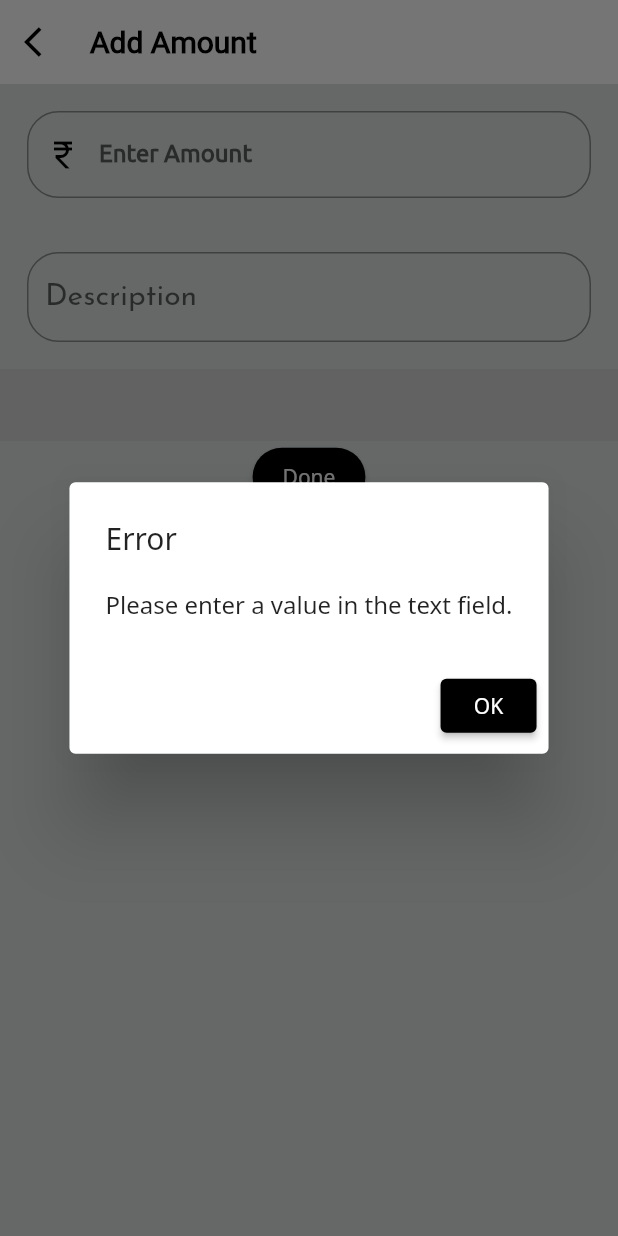
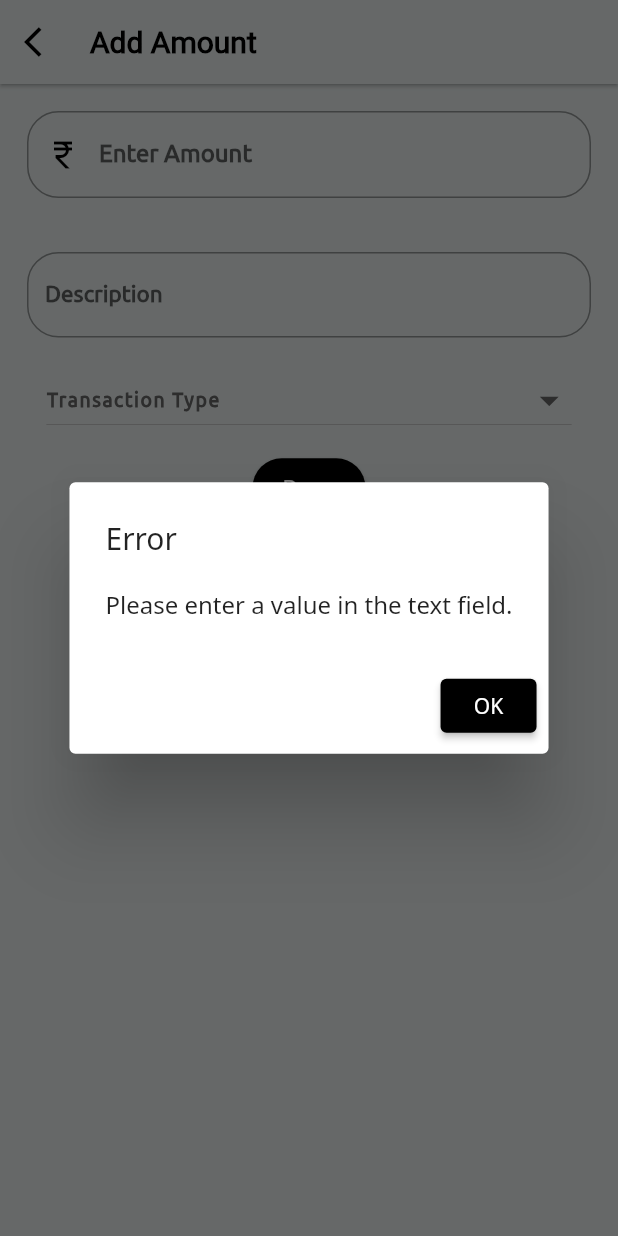
Before and after one commit to RangaKomalSai/budget_tracker, a Flutter app: the AddExpense screen opened directly with empty values, after a tap on "Done", on a phone screen of 412 x 824 dp. Run offline on Flutter 3.47's test engine with Material 2 defaults, Android fonts, the phone set to English and light mode, and no system bars; Roboto replaces fonts that are missing (Josfie).

Commit message:
minor changes

```diff
--- a/lib/add_expenses.dart
+++ b/lib/add_expenses.dart
@@ -1,13 +1,15 @@
-// ignore_for_file: use_key_in_widget_constructors, prefer_const_constructors, prefer_const_constructors_in_immutables, unused_element
+// ignore_for_file: use_key_in_widget_constructors, prefer_const_constructors, prefer_const_constructors_in_immutables, unused_element, prefer_const_literals_to_create_immutables
 
 import 'package:flutter/material.dart';
 import 'main.dart';
+import 'newcard.dart';
 
 const List<String> list = <String>['Income', 'Expense'];
 
 class AddExpense extends StatefulWidget {
   final Function(String, String) onCreateContainer;
-  AddExpense({required this.onCreateContainer});
+  final Function(String, String) onCreateCard;
+  AddExpense({required this.onCreateContainer, required this.onCreateCard});
 
   @override
   State<AddExpense> createState() => _AddExpenseState();
@@ -55,8 +57,8 @@ class _AddExpenseState extends State<AddExpense> {
     return Scaffold(
       appBar: AppBar(
         automaticallyImplyLeading: false,
-        elevation: 0.0,
-        backgroundColor: Colors.white,
+        elevation: 1.0,
+        backgroundColor: Color.fromRGBO(222, 227, 227, 1),
         title: Row(
           children: [
             InkWell(
@@ -131,9 +133,9 @@ class _AddExpenseState extends State<AddExpense> {
                 child: TextField(
                   textCapitalization: TextCapitalization.sentences,
                   style: TextStyle(
-                      fontWeight: FontWeight.normal,
-                      fontFamily: 'Josefin',
-                    fontSize: 20,
+                      fontWeight: FontWeight.w800,
+                      fontFamily: 'Ubuntu',
+                    fontSize: 15,
                   ),
                   controller: descriptionController,
                   textInputAction: TextInputAction.done,
@@ -145,7 +147,7 @@ class _AddExpenseState extends State<AddExpense> {
                     floatingLabelStyle: TextStyle(
                         color: Colors.black,
                         fontWeight: FontWeight.normal,
-                        fontFamily: 'Josefin',
+                        fontFamily: 'Ubuntu',
                       fontSize: 15,
                     ),
                     focusedBorder: OutlineInputBorder(
@@ -165,13 +167,18 @@ class _AddExpenseState extends State<AddExpense> {
                 ),
               ),
               // SizedBox(height: 10,),
-              Dropdown()
+              DropDown(
+                data: [
+                  'Income', 'Expense'
+                ],
+                hint: 'Transaction Type',
+              ),
               SizedBox(height: 10,),
               ElevatedButton(
                 onPressed: (){
                   if(amountController.text.isEmpty || descriptionController.text.isEmpty){showAlertDialog(context);}
                   else{
-                  widget.onCreateContainer(amountController.text, descriptionController.text);
+                  widget.onCreateCard(amountController.text, descriptionController.text);
                   Navigator.pop(context);}
                 },
                 style: ElevatedButton.styleFrom(
```
Also changed, not shown: lib/main.dart (+27 -3 lines), lib/newcard.dart (+111 -20 lines).
